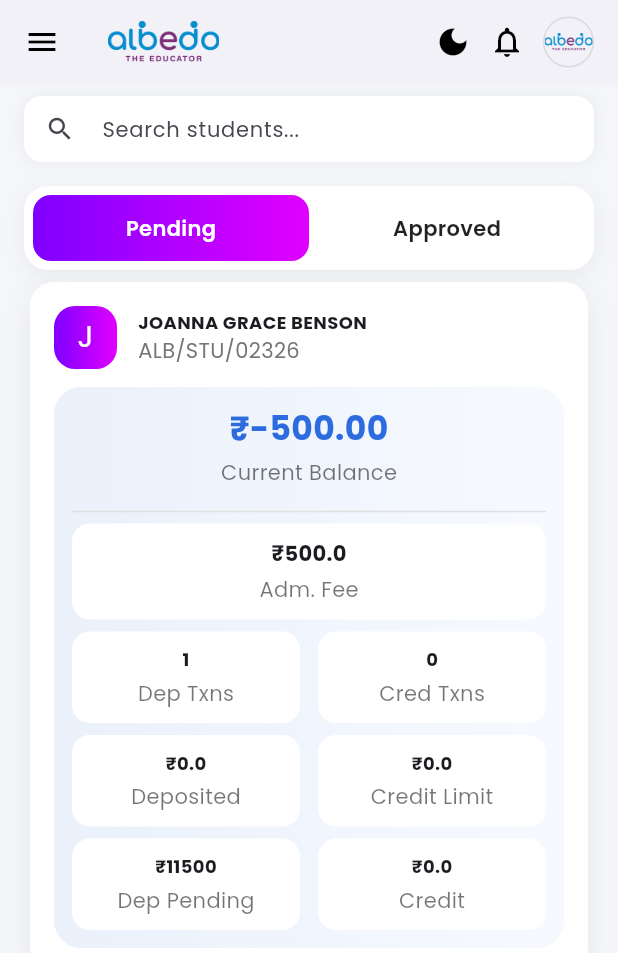
After one commit to Shazia757/albedo_app, a Flutter app: the PaymentPage screen opened directly, on a phone screen of 412 x 824 dp. The commit adds this screen. Shown: the top 953 px of the screen. Run offline on Flutter 3.47's test engine with Material 3 defaults, Android fonts, the light colour scheme and no system bars; our stand-ins replace fl_chart, get, google_fonts.

Commit message:
payment pages outline done

```diff
--- /dev/null
+++ b/lib/controller/payment_controller.dart
@@ -0,0 +1,107 @@
+import 'package:albedo_app/model/payment_model.dart';
+import 'package:get/get.dart';
+
+class PaymentController extends GetxController {
+  // var selectedType = PaymentUserType.student.obs;
+  var selectedTab = 0.obs; // 0 = pending, 1 = approved
+
+  var allStudentPayments = <StudentPaymentModel>[].obs;
+  var allTeacherPayments = <TeacherPaymentModel>[].obs;
+  var studentPayments = <StudentPaymentModel>[].obs;
+  var teacherPayments = <TeacherPaymentModel>[].obs;
+  var searchQuery = ''.obs;
+
+  List<String> statusMap = ["pending", "approved"];
+
+
+  // void fetchPayments() async {
+  //   // 🔥 Call API based on type
+  //   // Example:
+  //   // final data = await api.getPayments(type: selectedType.value);
+
+  //   // dummy
+  //   allPayments.value = [];
+
+  //   applyFilters();
+  // }
+
+  void fetchStudents() {
+    studentPayments.value = [
+      StudentPaymentModel(
+        name: "JOANNA GRACE BENSON",
+        id: "ALB/STU/02326",
+        balance: -500.0,
+        admissionFee: 500,
+        depTxns: 1,
+        credTxns: 0,
+        deposited: 0,
+        creditLimit: 0,
+        creditAmount: 0,
+        depPending: 11500,
+        status: "pending",
+      ),
+      StudentPaymentModel(
+        name: "ARUN KUMAR",
+        id: "ALB/STU/04567",
+        balance: 2000.0,
+        admissionFee: 500,
+        depTxns: 3,
+        credTxns: 1,
+        deposited: 2000,
+        creditLimit: 5000,
+        depPending: 0,
+        creditAmount: 1000,
+        status: "approved",
+      ),
+    ];
+  }
+
+  void fetchTeachers() {
+    teacherPayments.value = [
+      TeacherPaymentModel(
+        name: "MR. JOHN DOE",
+        id: "ALB/TEA/01234",
+        balance: 1500.0,
+        total: 5000,
+        totalWithdawal: 3500,
+        pending: 1,
+        status: "pending",
+      ),
+      TeacherPaymentModel(
+        name: "MS. JANE SMITH",
+        id: "ALB/TEA/05678",
+        balance: 3000.0,
+        total: 8000,
+        totalWithdawal: 5000,
+        pending: 0,
+        status: "approved",
+      ),
+    ];
+  }
+
+  List<StudentPaymentModel> get filteredStudentPayments {
+    return studentPayments.where((e) {
+      return selectedTab.value == 0
+          ? e.status == 'pending'
+          : e.status == 'approved';
+    }).toList();
+  }
+  List<TeacherPaymentModel> get filteredTeacherPayments {
+    return teacherPayments.where((e) {
+      return selectedTab.value == 0
+          ? e.status == 'pending'
+          : e.status == 'approved';
+    }).toList();
+  }
+
+  // void switchType(PaymentUserType type) {
+  //   selectedType.value = type;
+  //   fetchPayments();
+  // }
+
+  // void applyFilters() {
+  //   filteredPayments.value = allPayments
+  //       .where((e) => e.status == statusMap[selectedTab.value])
+  //       .toList();
+  // }
+}
--- /dev/null
+++ b/lib/model/payment_model.dart
@@ -0,0 +1,49 @@
+enum PaymentUserType { student, teacher }
+
+class StudentPaymentModel {
+  final String name;
+  final String id;
+  double? balance;
+  double? admissionFee;
+  int? depTxns;
+  int? credTxns;
+  double? deposited;
+  double? creditLimit;
+  int? depPending;
+  double? creditAmount;
+  String? status; // pending / approved
+
+  StudentPaymentModel({
+    required this.name,
+    required this.id,
+    this.balance,
+    this.admissionFee,
+    this.depTxns,
+    this.credTxns,
+    this.deposited,
+    this.creditLimit,
+    this.depPending,
+    this.creditAmount,
+    this.status,
+  });
+}
+
+class TeacherPaymentModel {
+  final String name;
+  final String id;
+  double? balance;
+  int? total;
+  double? totalWithdawal;
+  int? pending;
+  String? status; // pending / approved
+
+  TeacherPaymentModel({
+    required this.name,
+    required this.id,
+    this.balance,
+    this.total,
+    this.totalWithdawal,
+    this.pending,
+    this.status,
+  });
+}
--- /dev/null
+++ b/lib/view/payment_page.dart
@@ -0,0 +1,277 @@
+import 'package:albedo_app/controller/payment_controller.dart';
+import 'package:albedo_app/model/payment_model.dart';
+import 'package:albedo_app/widgets/custom_appbar.dart';
+import 'package:albedo_app/widgets/drawer_menu.dart';
+import 'package:albedo_app/widgets/responsive.dart';
+import 'package:albedo_app/widgets/search_bar.dart';
+import 'package:flutter/material.dart';
+import 'package:get/get.dart';
+
+class PaymentPage extends StatelessWidget {
+  final PaymentUserType type;
+
+  PaymentPage({super.key, required this.type}) {
+    if (type == PaymentUserType.student) {
+      c.fetchStudents();
+    } else {
+      c.fetchTeachers();
+    }
+  }
+
+  final PaymentController c = Get.put(PaymentController());
+
+  @override
+  Widget build(BuildContext context) {
+    final isDesktop = Responsive.isDesktop(context);
+    final isStudent = type == PaymentUserType.student;
+
+    return Scaffold(
+      backgroundColor: const Color(0xFFF5F6FA),
+      appBar: Responsive.isMobile(context) ? const CustomAppBar() : null,
+      drawer: isDesktop ? null : const DrawerMenu(),
+      body: Column(
+        children: [
+          Padding(
+            padding:
+                const EdgeInsets.symmetric(horizontal: 16.0, vertical: 8.0),
+            child: premiumSearch(
+              hint: isStudent ? "Search students..." : "Search teachers...",
+              onChanged: (p0) => c.searchQuery.value = p0,
+            ),
+          ),
+          _tabs(),
+          Expanded(
+            child: Obx(() => ListView.builder(
+                  // padding: const EdgeInsets.all(16),
+                  itemCount: isStudent
+                      ? c.filteredStudentPayments.length
+                      : c.filteredTeacherPayments.length,
+                  itemBuilder: (_, i) => _card(
+                    (type == PaymentUserType.student)
+                        ? c.filteredStudentPayments[i]
+                        : null,
+                    (type == PaymentUserType.teacher)
+                        ? c.filteredTeacherPayments[i]
+                        : null,
+                  ),
+                )),
+          )
+        ],
+      ),
+    );
+  }
+
+  Widget _tabs() {
+    return Padding(
+      padding: const EdgeInsets.symmetric(horizontal: 16, vertical: 8),
+      child: Container(
+        padding: const EdgeInsets.all(6),
+        decoration: BoxDecoration(
+          color: Colors.white,
+          borderRadius: BorderRadius.circular(16),
+          boxShadow: [
+            BoxShadow(
+              color: Colors.black.withOpacity(0.05),
+              blurRadius: 12,
+              offset: const Offset(0, 4),
+            )
+          ],
+        ),
+        child: Row(
+          children: [
+            _tabItem("Pending", 0),
+            _tabItem("Approved", 1),
+          ],
+        ),
+      ),
+    );
+  }
+
+  Widget _tabItem(String title, int index) {
+    return Expanded(
+      child: Obx(() {
+        final isSelected = c.selectedTab.value == index;
+
+        return GestureDetector(
+          onTap: () => c.selectedTab.value = index,
+          child: AnimatedContainer(
+            duration: const Duration(milliseconds: 250),
+            padding: const EdgeInsets.symmetric(vertical: 12),
+            decoration: BoxDecoration(
+              gradient: isSelected
+                  ? const LinearGradient(
+                      colors: [Color(0xFF7F00FF), Color(0xFFE100FF)],
+                    )
+                  : null,
+              borderRadius: BorderRadius.circular(12),
+            ),
+            child: Center(
+              child: Text(
+                title,
+                style: TextStyle(
+                  color: isSelected ? Colors.white : Colors.black87,
+                  fontWeight: FontWeight.w600,
+                ),
+              ),
+            ),
+          ),
+        );
+      }),
+    );
+  }
+
+  Widget _card(StudentPaymentModel? s, TeacherPaymentModel? t) {
+    final isStudent = (type == PaymentUserType.student);
+
+    return Center(
+      child: Container(
+        margin: const EdgeInsets.symmetric(horizontal: 20),
+        padding: const EdgeInsets.all(16),
+        decoration: BoxDecoration(
+          color: Colors.white,
+          borderRadius: BorderRadius.circular(16),
+          boxShadow: [
+            BoxShadow(
+              color: Colors.black.withOpacity(0.06),
+              blurRadius: 16,
+              offset: const Offset(0, 6),
+            )
+          ],
+        ),
+        child: Column(
+          mainAxisSize: MainAxisSize.min,
+          children: [
+            Row(
+              children: [
+                Container(
+                  height: 42,
+                  width: 42,
+                  decoration: BoxDecoration(
+                    gradient: const LinearGradient(
+                      colors: [Color(0xFF7F00FF), Color(0xFFE100FF)],
+                    ),
+                    borderRadius: BorderRadius.circular(14),
+                  ),
+                  child: Center(
+                    child: Text(
+                      isStudent ? s!.name[0] : t!.name[0],
+                      style: const TextStyle(color: Colors.white, fontSize: 20),
+                    ),
+                  ),
+                ),
+                const SizedBox(width: 14),
+                Column(
+                  crossAxisAlignment: CrossAxisAlignment.start,
+                  children: [
+                    Text(
+                      isStudent ? s!.name : t!.name,
+                      style: const TextStyle(
+                          fontWeight: FontWeight.bold, fontSize: 12),
+                    ),
+                    Text(isStudent ? s!.id : t!.id,
+                        style: TextStyle(color: Colors.grey.shade600)),
+                  ],
+                )
+              ],
+            ),
+            const SizedBox(height: 12),
+            Container(
+              padding: const EdgeInsets.all(12),
+              decoration: BoxDecoration(
+                gradient: const LinearGradient(
+                  colors: [Color(0xFFEAF1FB), Color(0xFFF7F9FF)],
+                ),
+                borderRadius: BorderRadius.circular(18),
+              ),
+              child: Column(children: [
+                Text(
+                  isStudent
+                      ? "₹${s?.balance?.toStringAsFixed(2)}"
+                      : "₹${t?.balance?.toStringAsFixed(2)}",
+                  style: const TextStyle(
+                    fontSize: 22,
+                    fontWeight: FontWeight.bold,
+                    color: Color(0xFF2D6CDF),
+                  ),
+                ),
+                const SizedBox(height: 4),
+                const Text("Current Balance",
+                    style: TextStyle(color: Colors.black54)),
+                const SizedBox(height: 8),
+                Divider(color: Colors.grey.shade300),
+                if (type == PaymentUserType.student)
+                  _fullTile("₹${s?.admissionFee}", "Adm. Fee"),
+                const SizedBox(height: 8),
+                _rowTiles(
+                    isStudent ? s!.depTxns.toString() : t!.total.toString(),
+                    isStudent ? "Dep Txns" : "Total",
+                    isStudent ? s!.credTxns.toString() : t!.pending.toString(),
+                    isStudent ? "Cred Txns" : "Pending"),
+                const SizedBox(height: 8),
+                if (isStudent)
+                  _rowTiles("₹${s?.deposited}", "Deposited",
+                      "₹${s?.creditLimit}", "Credit Limit"),
+                if (isStudent) const SizedBox(height: 8),
+                if (isStudent)
+                  _rowTiles("₹${s?.depPending}", "Dep Pending",
+                      "₹${s?.creditAmount}", "Credit"),
+                if (!isStudent)
+                  _fullTile("${t?.totalWithdawal}", 'Total Withdrawal')
+              ]),
+            )
+          ],
+        ),
+      ),
+    );
+  }
+
+  Widget _fullTile(String value, String label) {
+    return Container(
+      width: double.infinity,
+      padding: const EdgeInsets.all(10),
+      decoration: BoxDecoration(
+        color: Colors.white,
+        borderRadius: BorderRadius.circular(12),
+      ),
+      child: Column(
+        mainAxisSize: MainAxisSize.min,
+        children: [
+          Text(value,
+              style:
+                  const TextStyle(fontWeight: FontWeight.w700, fontSize: 14)),
+          const SizedBox(height: 4),
+          Text(label, style: const TextStyle(color: Colors.black54))
+        ],
+      ),
+    );
+  }
+
+  Widget _rowTiles(String v1, String l1, String v2, String l2) {
+    return Row(
+      children: [
+        Expanded(child: _smallTile(v1, l1)),
+        const SizedBox(width: 12),
+        Expanded(child: _smallTile(v2, l2)),
+      ],
+    );
+  }
+
+  Widget _smallTile(String value, String label) {
+    return Container(
+      padding: const EdgeInsets.symmetric(vertical: 10),
+      decoration: BoxDecoration(
+        color: Colors.white,
+        borderRadius: BorderRadius.circular(12),
+      ),
+      child: Column(
+        children: [
+          Text(value,
+              style:
+                  const TextStyle(fontWeight: FontWeight.w700, fontSize: 12)),
+          const SizedBox(height: 4),
+          Text(label, style: const TextStyle(color: Colors.black54))
+        ],
+      ),
+    );
+  }
+}
--- a/lib/widgets/drawer_menu.dart
+++ b/lib/widgets/drawer_menu.dart
@@ -1,6 +1,8 @@
 import 'package:albedo_app/controller/session_controller.dart';
+import 'package:albedo_app/model/payment_model.dart';
 import 'package:albedo_app/view/batch_page.dart';
 import 'package:albedo_app/view/home_page.dart';
+import 'package:albedo_app/view/payment_page.dart';
 import 'package:albedo_app/view/session_page.dart';
 import 'package:albedo_app/view/students_trs_page.dart';
 import 'package:flutter/material.dart';
@@ -89,8 +91,16 @@ class DrawerMenu extends StatelessWidget {
                       selectedParentIndex: c.selectedIndex,
                       selectedSubIndex: c.selectedSubIndex,
                       children: [
-                        DrawerSubItem(title: "Student", index: 0, onTap: () {}),
-                        DrawerSubItem(title: "Teacher", index: 1, onTap: () {}),
+                        DrawerSubItem(
+                            title: "Student",
+                            index: 0,
+                            onTap: () => Get.offAll(() =>
+                                PaymentPage(type: PaymentUserType.student))),
+                        DrawerSubItem(
+                            title: "Teacher",
+                            index: 1,
+                            onTap: () => Get.offAll(() =>
+                                PaymentPage(type: PaymentUserType.teacher))),
                       ]),
                   _menuItem(
                     Icons.bar_chart,
```
